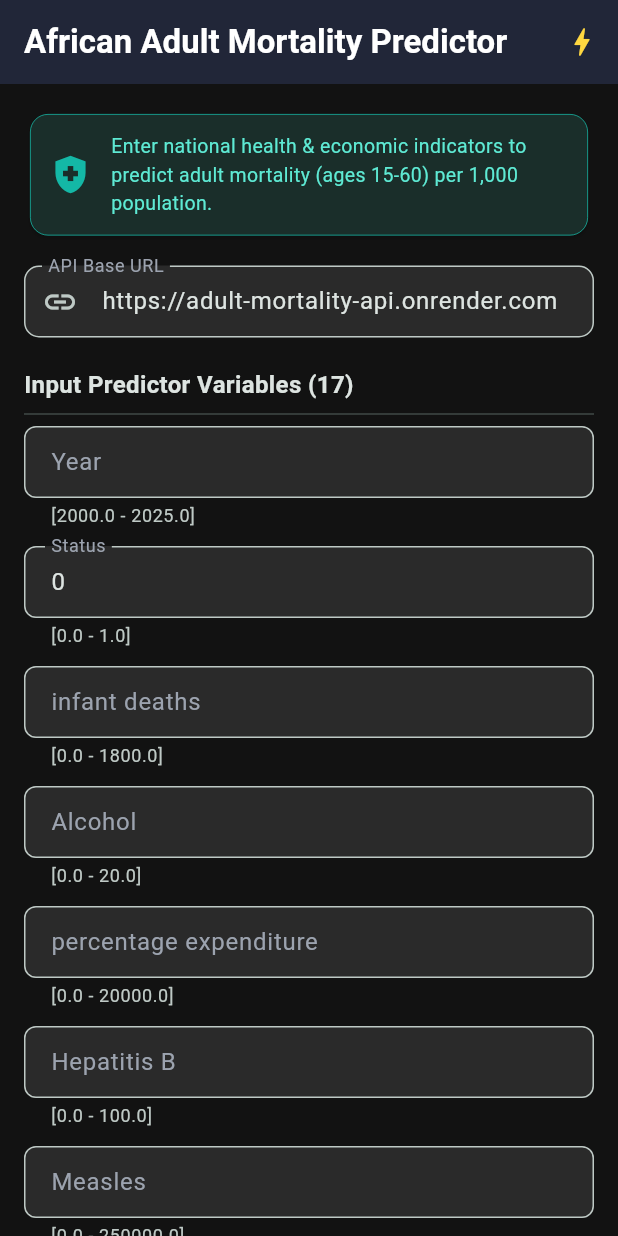
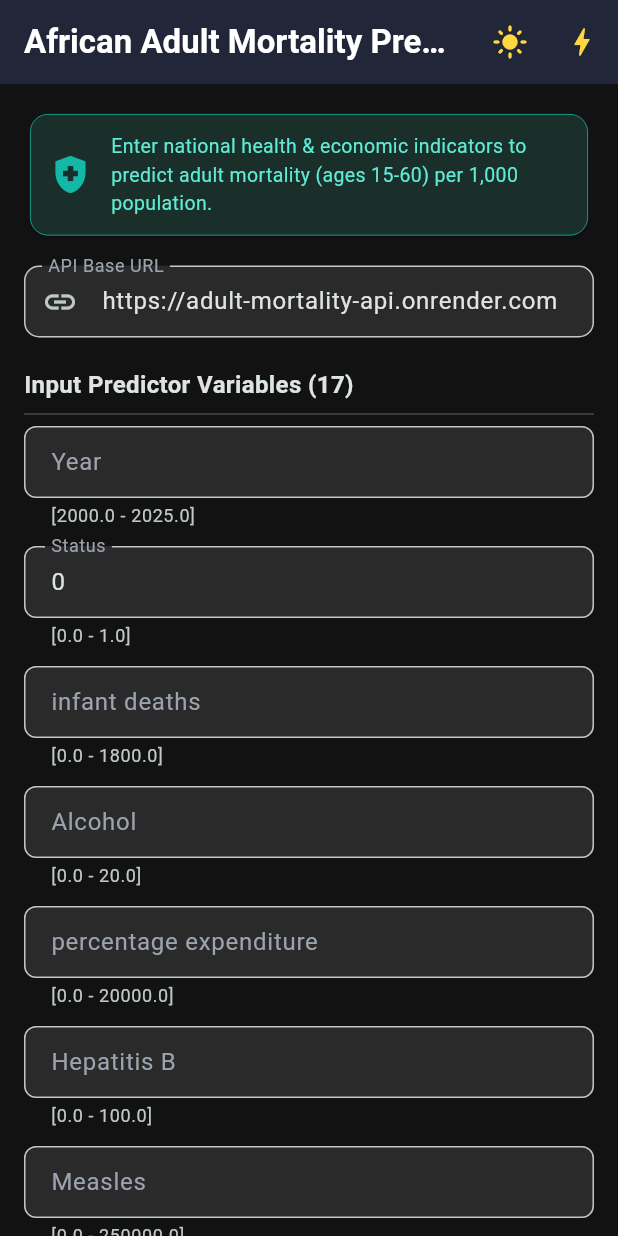
Before and after one commit to k-nizy/linear_regression_model, a Flutter app: the screen it shows after launch, on a phone screen of 412 x 824 dp. Run offline on Flutter 3.47's test engine with Material 3 defaults, Android fonts, the phone set to English and light mode, and no system bars.

Commit message:
Add theme toggle button for Light and Dark modes

```diff
--- a/FlutterApp/lib/main.dart
+++ b/FlutterApp/lib/main.dart
@@ -6,15 +6,51 @@ void main() {
   runApp(const AdultMortalityApp());
 }
 
-class AdultMortalityApp extends StatelessWidget {
+class AdultMortalityApp extends StatefulWidget {
   const AdultMortalityApp({super.key});
+
+  @override
+  State<AdultMortalityApp> createState() => _AdultMortalityAppState();
+}
+
+class _AdultMortalityAppState extends State<AdultMortalityApp> {
+  ThemeMode _themeMode = ThemeMode.dark;
+
+  void _toggleTheme() {
+    setState(() {
+      _themeMode = _themeMode == ThemeMode.dark ? ThemeMode.light : ThemeMode.dark;
+    });
+  }
 
   @override
   Widget build(BuildContext context) {
     return MaterialApp(
       title: 'Adult Mortality Predictor',
       debugShowCheckedModeBanner: false,
+      themeMode: _themeMode,
+      // Light Theme
       theme: ThemeData(
+        useMaterial3: true,
+        brightness: Brightness.light,
+        colorScheme: ColorScheme.fromSeed(
+          seedColor: const Color(0xFF0F766E),
+          brightness: Brightness.light,
+        ),
+        scaffoldBackgroundColor: const Color(0xFFF8FAFC),
+        cardColor: Colors.white,
+        appBarTheme: const AppBarTheme(
+          backgroundColor: Color(0xFF0F766E),
+          foregroundColor: Colors.white,
+        ),
+        inputDecorationTheme: InputDecorationTheme(
+          filled: true,
+          fillColor: Colors.white,
+          border: OutlineInputBorder(borderRadius: BorderRadius.circular(8)),
+          labelStyle: const TextStyle(color: Color(0xFF475569)),
+        ),
+      ),
+      // Dark Theme
+      darkTheme: ThemeData(
         useMaterial3: true,
         brightness: Brightness.dark,
         colorScheme: ColorScheme.fromSeed(
@@ -34,13 +70,23 @@ class AdultMortalityApp extends StatelessWidget {
           labelStyle: const TextStyle(color: Color(0xFF9CA3AF)),
         ),
       ),
-      home: const PredictionScreen(),
+      home: PredictionScreen(
+        onToggleTheme: _toggleTheme,
+        isDarkMode: _themeMode == ThemeMode.dark,
+      ),
     );
   }
 }
 
 class PredictionScreen extends StatefulWidget {
-  const PredictionScreen({super.key});
+  final VoidCallback onToggleTheme;
+  final bool isDarkMode;
+
+  const PredictionScreen({
+    super.key,
+    required this.onToggleTheme,
+    required this.isDarkMode,
+  });
 
   @override
   State<PredictionScreen> createState() => _PredictionScreenState();
@@ -234,18 +280,32 @@ class _PredictionScreenState extends State<PredictionScreen> {
 
   @override
   Widget build(BuildContext context) {
+    final isDark = widget.isDarkMode;
+    final primaryColor = isDark ? const Color(0xFF14B8A6) : const Color(0xFF0F766E);
+    final cardBg = isDark ? const Color(0xFF1A2E2A) : const Color(0xFFF0FDF4);
+    final cardBorder = isDark ? const Color(0xFF14B8A6) : const Color(0xFFBBF7D0);
+    final cardTextColor = isDark ? const Color(0xFF5EEAD4) : const Color(0xFF166534);
+
     return Scaffold(
       appBar: AppBar(
         title: const Text(
           'African Adult Mortality Predictor',
           style: TextStyle(fontWeight: FontWeight.bold, color: Colors.white),
         ),
-        backgroundColor: const Color(0xFF1A1A2E),
+        backgroundColor: isDark ? const Color(0xFF1A1A2E) : const Color(0xFF0F766E),
         elevation: 2,
         actions: [
           IconButton(
+            icon: Icon(
+              isDark ? Icons.light_mode : Icons.dark_mode,
+              color: Colors.amberAccent,
+            ),
+            tooltip: isDark ? 'Switch to Light Mode' : 'Switch to Dark Mode',
+            onPressed: widget.onToggleTheme,
+          ),
+          IconButton(
             icon: const Icon(Icons.bolt, color: Colors.amberAccent),
-            tooltip: 'Fill Sample Data',
+            tooltip: 'Cycle Sample Country Profile',
             onPressed: _fillSampleData,
           ),
         ],
@@ -257,21 +317,21 @@ class _PredictionScreenState extends State<PredictionScreen> {
           children: [
             // Header Info Banner
             Card(
-              color: const Color(0xFF1A2E2A),
+              color: cardBg,
               shape: RoundedRectangleBorder(
                 borderRadius: BorderRadius.circular(12),
-                side: const BorderSide(color: Color(0xFF14B8A6), width: 0.5),
+                side: BorderSide(color: cardBorder, width: isDark ? 0.5 : 1.0),
               ),
-              child: const Padding(
-                padding: EdgeInsets.all(12.0),
+              child: Padding(
+                padding: const EdgeInsets.all(12.0),
                 child: Row(
                   children: [
-                    Icon(Icons.health_and_safety, color: Color(0xFF14B8A6), size: 30),
-                    SizedBox(width: 12),
+                    Icon(Icons.health_and_safety, color: primaryColor, size: 30),
+                    const SizedBox(width: 12),
                     Expanded(
                       child: Text(
                         'Enter national health & economic indicators to predict adult mortality (ages 15-60) per 1,000 population.',
-                        style: TextStyle(fontSize: 13, color: Color(0xFF5EEAD4)),
+                        style: TextStyle(fontSize: 13, color: cardTextColor),
                       ),
                     ),
                   ],
@@ -309,7 +369,7 @@ class _PredictionScreenState extends State<PredictionScreen> {
                 padding: const EdgeInsets.only(bottom: 12.0),
                 child: TextField(
                   controller: _controllers[key],
-                  keyboardType: TextInputType.numberWithOptions(decimal: true),
+                  keyboardType: const TextInputType.numberWithOptions(decimal: true),
                   decoration: InputDecoration(
                     labelText: key.replaceAll('_', ' '),
                     helperText: hint,
@@ -326,8 +386,8 @@ class _PredictionScreenState extends State<PredictionScreen> {
             ElevatedButton(
               onPressed: _isLoading ? null : _makePrediction,
               style: ElevatedButton.styleFrom(
-                backgroundColor: const Color(0xFF14B8A6),
-                foregroundColor: Colors.black,
+                backgroundColor: primaryColor,
+                foregroundColor: isDark ? Colors.black : Colors.white,
                 padding: const EdgeInsets.symmetric(vertical: 16),
                 shape: RoundedRectangleBorder(borderRadius: BorderRadius.circular(10)),
                 elevation: 3,
@@ -349,30 +409,30 @@ class _PredictionScreenState extends State<PredictionScreen> {
             // Display Area for Output / Errors
             if (_predictionResult != null)
               Card(
-                color: const Color(0xFF1A2E2A),
+                color: cardBg,
                 elevation: 4,
                 shape: RoundedRectangleBorder(
                   borderRadius: BorderRadius.circular(12),
-                  side: const BorderSide(color: Color(0xFF14B8A6), width: 2),
+                  side: BorderSide(color: primaryColor, width: 2),
                 ),
                 child: Padding(
                   padding: const EdgeInsets.all(20.0),
                   child: Column(
                     children: [
-                      const Icon(Icons.check_circle, color: Color(0xFF14B8A6), size: 48),
+                      Icon(Icons.check_circle, color: primaryColor, size: 48),
                       const SizedBox(height: 8),
-                      const Text(
+                      Text(
                         'Predicted Adult Mortality Rate:',
-                        style: TextStyle(fontSize: 14, color: Color(0xFF5EEAD4)),
+                        style: TextStyle(fontSize: 14, color: cardTextColor),
                       ),
                       const SizedBox(height: 6),
                       Text(
                         _predictionResult!,
                         textAlign: TextAlign.center,
-                        style: const TextStyle(
+                        style: TextStyle(
                           fontSize: 22,
                           fontWeight: FontWeight.bold,
-                          color: Color(0xFF2DD4BF),
+                          color: isDark ? const Color(0xFF2DD4BF) : const Color(0xFF047857),
                         ),
                       ),
                     ],
@@ -382,7 +442,7 @@ class _PredictionScreenState extends State<PredictionScreen> {
 
             if (_errorMessage != null)
               Card(
-                color: const Color(0xFF2E1A1A),
+                color: isDark ? const Color(0xFF2E1A1A) : const Color(0xFFFEF2F2),
                 elevation: 2,
                 shape: RoundedRectangleBorder(
                   borderRadius: BorderRadius.circular(12),
@@ -397,7 +457,10 @@ class _PredictionScreenState extends State<PredictionScreen> {
                       Expanded(
                         child: Text(
                           _errorMessage!,
-                          style: const TextStyle(color: Color(0xFFFCA5A5), fontSize: 14),
+                          style: TextStyle(
+                            color: isDark ? const Color(0xFFFCA5A5) : const Color(0xFF991B1B),
+                            fontSize: 14,
+                          ),
                         ),
                       ),
                     ],
```
